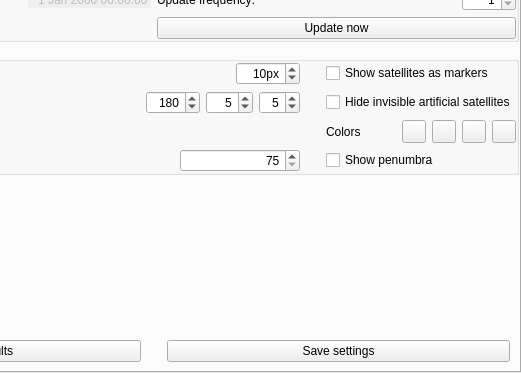
Stellarium/stellarium, file plugins/Satellites/src/gui/satellitesDialog.ui: the form before one commit; both pictures show x 213 to 734 and y 163 to 536 of the 734 by 536 pixel window.
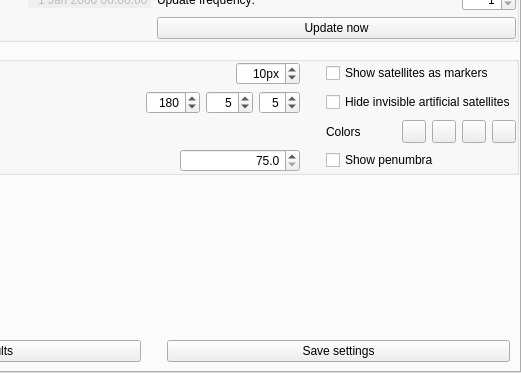
The form after the commit. Icons and pictures are not drawn. Custom widgets are drawn as their Qt base class.

Diff of the .ui file:
```diff
--- a/plugins/Satellites/src/gui/satellitesDialog.ui
+++ b/plugins/Satellites/src/gui/satellitesDialog.ui
@@ -578,7 +578,7 @@
              </spacer>
             </item>
             <item>
-             <widget class="QSpinBox" name="umbraDistance">
+             <widget class="QDoubleSpinBox" name="umbraDistance">
               <property name="minimumSize">
                <size>
                 <width>120</width>
@@ -588,11 +588,14 @@
               <property name="alignment">
                <set>Qt::AlignRight|Qt::AlignTrailing|Qt::AlignVCenter</set>
               </property>
+              <property name="decimals">
+               <number>1</number>
+              </property>
               <property name="minimum">
-               <number>75</number>
+               <double>75.000000000000000</double>
               </property>
               <property name="maximum">
-               <number>400000</number>
+               <double>400000.000000000000000</double>
               </property>
              </widget>
             </item>
```
